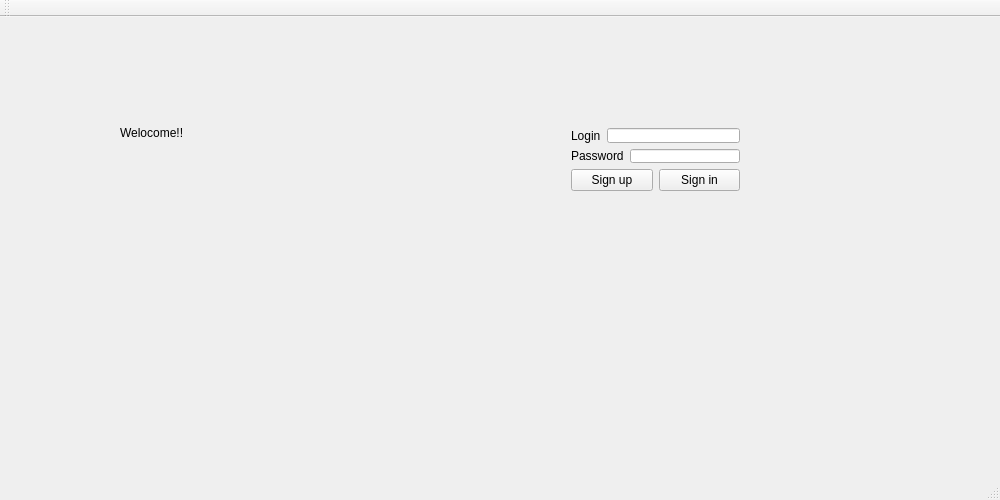
The window that forms/mainwindow.ui (tvoyQmir/StudyWithUs) describes before a commit, drawn with Qt 5.
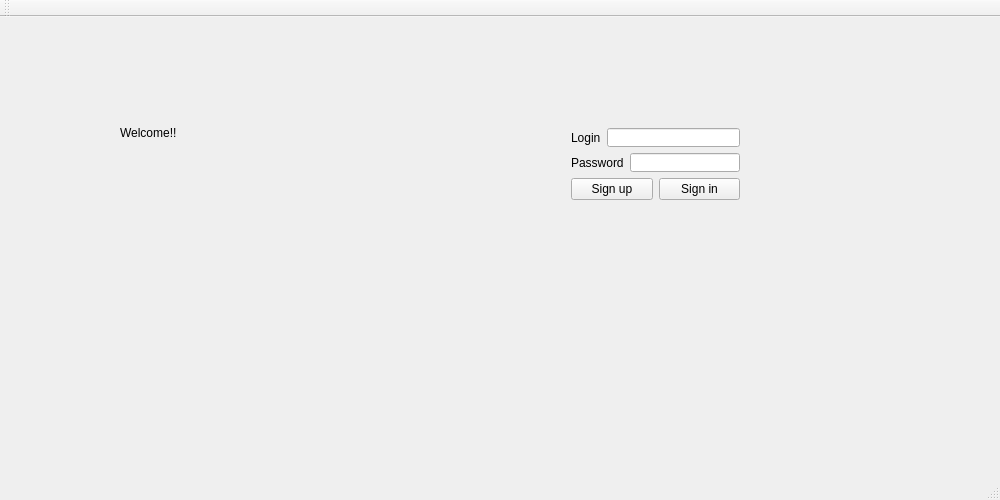
The same window after the commit.

The edit to the form file:
```diff
--- a/forms/mainwindow.ui
+++ b/forms/mainwindow.ui
@@ -13,6 +13,9 @@
   <property name="windowTitle">
    <string>MainWindow</string>
   </property>
+  <property name="styleSheet">
+   <string notr="true"/>
+  </property>
   <widget class="QWidget" name="centralWidget">
    <widget class="QLabel" name="label">
     <property name="geometry">
@@ -24,7 +27,7 @@
      </rect>
     </property>
     <property name="text">
-     <string>Welocome!!</string>
+     <string>Welcome!!</string>
     </property>
    </widget>
    <widget class="QWidget" name="layoutWidget">
@@ -33,7 +36,7 @@
       <x>560</x>
       <y>100</y>
       <width>191</width>
-      <height>85</height>
+      <height>94</height>
      </rect>
     </property>
     <layout class="QVBoxLayout" name="verticalLayout">
@@ -63,7 +66,11 @@
           </widget>
          </item>
          <item>
-          <widget class="QLineEdit" name="pass"/>
+          <widget class="QLineEdit" name="pass_lineEdit">
+           <property name="echoMode">
+            <enum>QLineEdit::Password</enum>
+           </property>
+          </widget>
          </item>
         </layout>
        </item>
```
Left out of the diff: 8 changed lines with no effect on the pictures.
